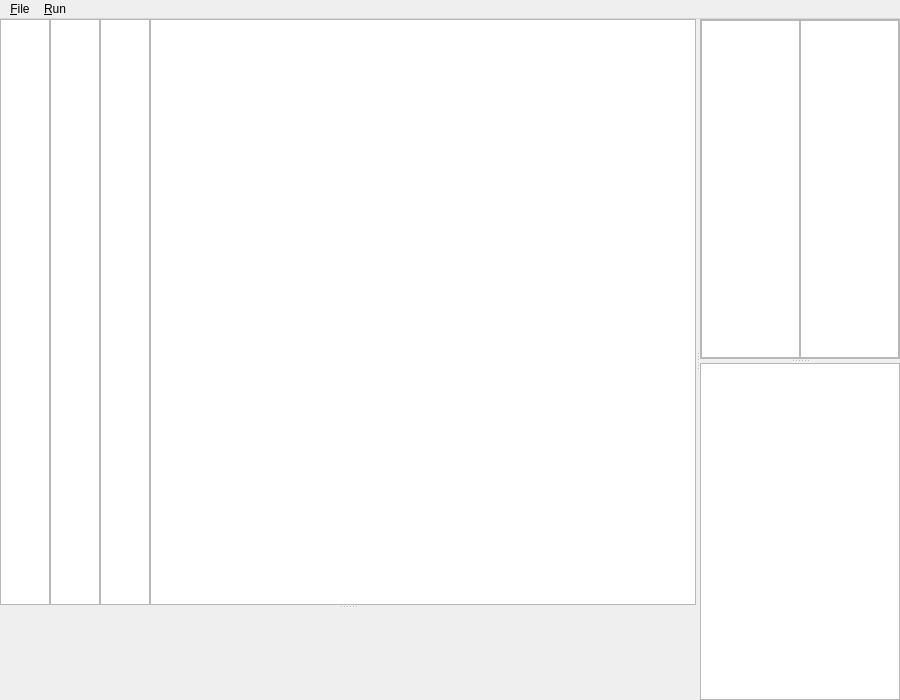
This is debugger.ui in HazeSystem/Chip-8-Qt as Qt 5 draws it before an edit. The edited form follows.
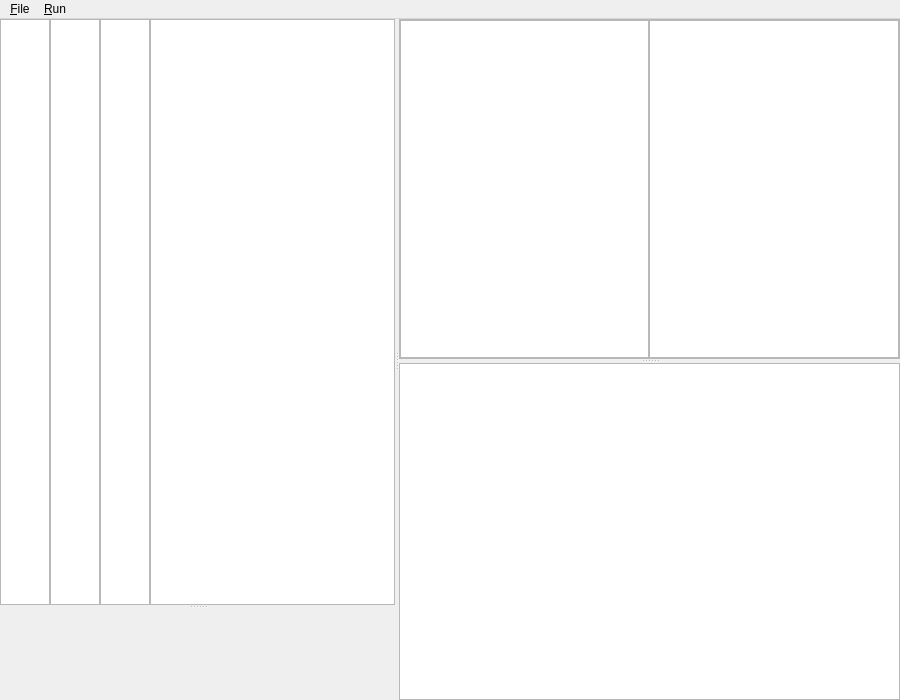
This is the edited form. Custom widgets are drawn as their Qt base class.

What changed in the file:
```diff
--- a/debugger.ui
+++ b/debugger.ui
@@ -169,7 +169,7 @@
        <widget class="QFrame" name="frame_2">
         <property name="maximumSize">
          <size>
-          <width>200</width>
+          <width>16777215</width>
           <height>16777215</height>
          </size>
         </property>
```
